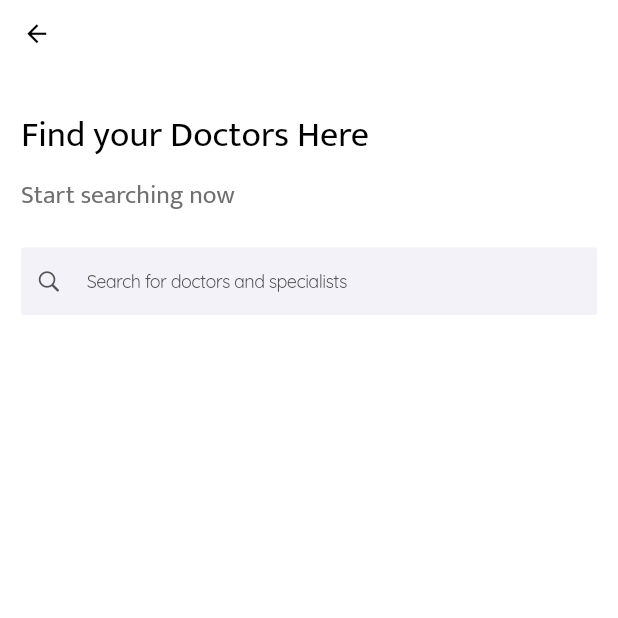
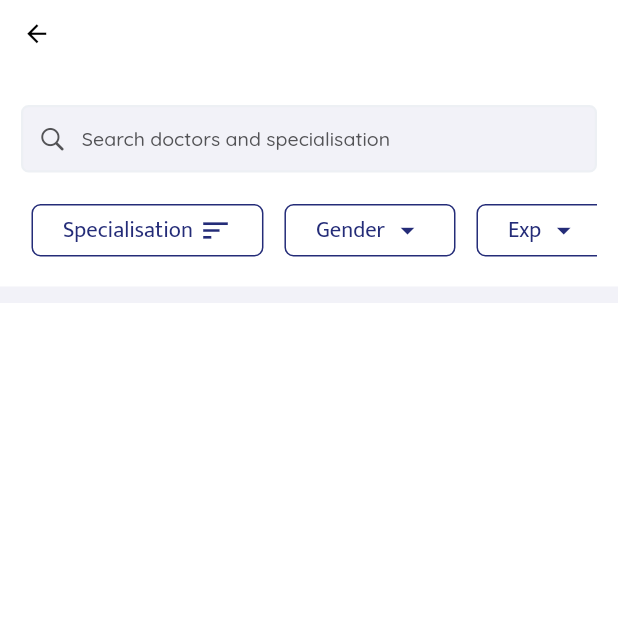
Before and after one commit to SRMC-Medical-Product/PatientApp, a Flutter app: the screen it shows after launch, on a phone screen of 412 x 824 dp, the top half of it. Run offline on Flutter 3.47's test engine with Material 2 defaults, Android fonts, the phone set to English and light mode, and no system bars; our stand-ins replace font_awesome_flutter; missing offline and left inert: dart:html; key blocks and very long unbroken strings in the code were emptied for the run.

Commit message:
Doctors Search Display List Ui started. Search box and filters/sort completed

```diff
--- a/lib/helpers/routenames.dart
+++ b/lib/helpers/routenames.dart
@@ -7,3 +7,4 @@ const String appointmenthistorypage = '/appointmenthistorypage';
 const String notificationpage = '/notificationpage';
 const String personaldatapage = '/personaldatapage';
 const String dynamicsearch = '/dynamicsearch';
+const String doctordisplay = '/doctordisplay';
--- a/lib/main.dart
+++ b/lib/main.dart
@@ -6,6 +6,7 @@ import 'package:patientapp/screens/medical/medicalrecords.dart';
 import 'package:patientapp/screens/profile/appointmenthistory.dart';
 import 'package:patientapp/screens/profile/personaldata.dart';
 import 'package:patientapp/screens/profile/profilepage.dart';
+import 'package:patientapp/screens/search/doctordisplay.dart';
 import 'package:patientapp/screens/search/dynamicsearchpage.dart';
 import 'package:patientapp/screens/search/searchpage.dart';
 
@@ -27,7 +28,7 @@ class MyApp extends StatelessWidget {
       theme: ThemeData(
         primaryColor: kPrimaryColor,
       ),
-      home: DynamicSearchPage(), // ,const AppScreenController(indexScreen: 0,),
+      home: DoctorsDisplayPage(), // ,const AppScreenController(indexScreen: 0,),
       routes: {
         //App Screens
         AppScreenController.routeName : (context) => const AppScreenController(), // Path :  /appcontroller
@@ -47,6 +48,9 @@ class MyApp extends StatelessWidget {
 
         //Search Page
         DynamicSearchPage.routeName : (context) => const DynamicSearchPage(), // Path :  /dynamicsearchpage
+
+        //Doctors Display List
+        DoctorsDisplayPage.routeName : (context) => const DoctorsDisplayPage(), // Path :  /doctorsdisplaypage
       },
     );
   }
--- a/lib/screens/profile/profilepage.dart
+++ b/lib/screens/profile/profilepage.dart
@@ -46,7 +46,7 @@ return SingleChildScrollView(
                   Text("testing01@gmail.com",style: mediumTextStyle(context).copyWith(color:kDimGray),)
                     ]),
                 ),
-                IconButton(onPressed: (){},
+                IconButton(onPressed:() => Navigator.of(context).push(CustomRightPageRoute(page: PersonalDataPage(), routeName: personaldatapage)),
                     icon: const FaIcon(FontAwesomeIcons.edit,color: kPrimaryColor,size: 18),),
                   ],
                 ),
--- /dev/null
+++ b/lib/screens/search/doctordisplay.dart
@@ -0,0 +1,150 @@
+import 'package:flutter/cupertino.dart';
+import 'package:patientapp/helpers/headers.dart';
+import 'package:patientapp/screens/components/navbar.dart';
+import 'package:patientapp/screens/components/searchbox.dart';
+import 'package:patientapp/screens/search/dynamicsearchpage.dart';
+
+class DoctorsDisplayPage extends StatefulWidget {
+  static const routeName = doctordisplay;
+  const DoctorsDisplayPage({Key? key}) : super(key: key);
+
+  @override
+  _DoctorsDisplayPageState createState() => _DoctorsDisplayPageState();
+}
+
+class _DoctorsDisplayPageState extends State<DoctorsDisplayPage> {
+  final List<dynamic> _sortFilters = [
+    {"name": "Specialisation", "icon": Icons.sort},
+    {"name": "Gender", "icon": Icons.arrow_drop_down},
+    {"name": "Exp", "icon": Icons.arrow_drop_down}
+  ];
+
+  final List<dynamic> _specialisation = ['Cardiology', 'General Surgeon'];
+  final List<dynamic> _gender = ["Male", "Female","Other"];
+  final List<dynamic> _experinceList = ['Low to High', 'High to Low'];
+
+  @override
+  Widget build(BuildContext context) {
+    var size = sizeMedia(context);
+    return SafeArea(
+      child: Scaffold(
+        backgroundColor: Colors.white,
+        appBar: commonNavbar(context: context, isBack: true),
+        body: SingleChildScrollView(
+          physics: AlwaysScrollableScrollPhysics(),
+          child: Column(
+            crossAxisAlignment: CrossAxisAlignment.start,
+            mainAxisAlignment: MainAxisAlignment.start,
+            children: [
+              Container(
+                margin: EdgeInsets.symmetric(
+                    horizontal: kDefaultScreenPaddingHorizontal(context),
+                    vertical: kDefaultScreenPaddingVertical(context)),
+                child: Column(
+                  crossAxisAlignment: CrossAxisAlignment.start,
+                  mainAxisAlignment: MainAxisAlignment.start,
+                  children: [
+                    mediumCustomSizedBox(context),
+                    StaticSearch(
+                      radius: 5.0,
+                      searchHint: "Search doctors and specialisation",
+                      onTap: () => Navigator.push(
+                          context,
+                          CustomSimplePageRoute(
+                              page: DynamicSearchPage(),
+                              routeName: dynamicsearch)),
+                    ),
+                  ],
+                ),
+              ),
+              smallCustomSizedBox(context),
+              Container(
+                  margin: EdgeInsets.symmetric(
+                    horizontal: kDefaultScreenPaddingHorizontal(context),
+                  ),
+                  height: isMobile(context) ? 45 : 55,
+                  child: ListView(
+                    physics: AlwaysScrollableScrollPhysics(),
+                    scrollDirection: Axis.horizontal,
+                    children: [
+                      bottomDisplaybox(
+                          name: "Specialisation",
+                          icon: Icons.sort,
+                          listItem: _specialisation,
+                          hgt: size.height/2,
+                          ),
+                     bottomDisplaybox(
+                          name: "Gender",
+                          icon: Icons.arrow_drop_down,
+                          listItem: _gender,
+                          hgt: 250
+                          ),
+                    bottomDisplaybox(
+                          name: "Exp",
+                          icon: Icons.arrow_drop_down,
+                          listItem: _experinceList,
+                          ),
+                    ],
+                  )),
+              mediumCustomSizedBox(context),
+              kLargeDivider(context, dividerClr: kWhiteSmoke),
+            ],
+          ),
+        ),
+      ),
+    );
+  }
+
+  Widget bottomDisplaybox(
+      {required String name,
+      required IconData icon,
+      required List<dynamic> listItem,
+      double? hgt}) {
+    return GestureDetector(
+      onTap: () {
+        bottomDialog(
+          context: context,
+          height: hgt ?? 200,
+          widget: ListView.builder(
+              shrinkWrap: true,
+              physics: ScrollPhysics(),
+              itemCount: listItem.length,
+              addAutomaticKeepAlives: true,
+              itemBuilder: (BuildContext context, int i) {
+                return ListTile(
+                  onTap: () {
+                    //Navigator.pop(context);
+                    //Navigator.push(context, CustomSimplePageRoute(page: PickUpProductsConfirm() ,routeName: '/pickupproductconfirm'));
+                  },
+                  title: Text(listItem[i], style: mediumTextStyle(context)),
+                  trailing: Icon(Icons.arrow_right),
+                );
+              }),
+        );
+      },
+      child: Container(
+        height: 35,
+        padding: EdgeInsets.symmetric(horizontal: 20),
+        margin: EdgeInsets.symmetric(horizontal: 7, vertical: 5),
+        decoration: BoxDecoration(
+          //color: Colors.white,
+          border: Border.all(color: kPrimaryColor),
+          borderRadius: BorderRadius.circular(6.0),
+        ),
+        child: Center(
+          child: Row(
+            children: [
+              Text(
+                name,
+                style: mediumTextStyle(context).copyWith(color: kPrimaryColor),
+              ),
+              Container(
+                  margin: EdgeInsets.only(left: 4),
+                  child: Icon(icon, color: kPrimaryColor, size: 22)),
+            ],
+          ),
+        ),
+      ),
+    );
+  }
+}
--- a/lib/screens/search/dynamicsearchpage.dart
+++ b/lib/screens/search/dynamicsearchpage.dart
@@ -53,9 +53,7 @@ class _DynamicSearchPageState extends State<DynamicSearchPage> {
               ),
               mediumCustomSizedBox(context),
               smallCustomSizedBox(context),
-              DynamicSearch(controller: _searchController, performSearch: (value){})
-
-
+              DynamicSearch(controller: _searchController, performSearch: (value){}),
             ],
           ),
         ),
```
Also changed, not shown: lib/constants/widgets.dart (+61 -0 lines).
